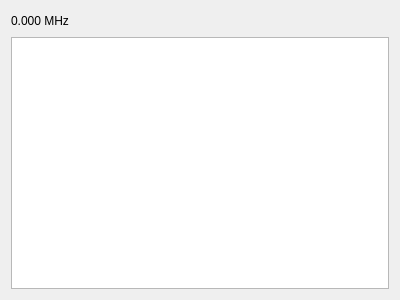
7h0ma5/QLog, file ui/WsjtxWidget.ui: the form before one commit.
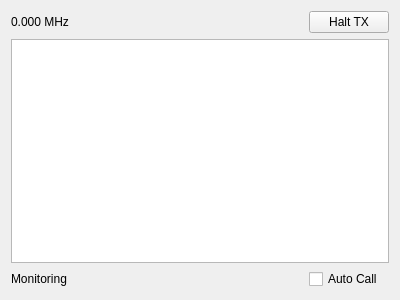
The form after the commit.

```diff
--- a/ui/WsjtxWidget.ui
+++ b/ui/WsjtxWidget.ui
@@ -14,34 +14,7 @@
    <string>Form</string>
   </property>
   <layout class="QGridLayout" name="gridLayout">
-   <item row="0" column="1">
-    <widget class="QLabel" name="modeLabel">
-     <property name="text">
-      <string/>
-     </property>
-    </widget>
-   </item>
-   <item row="0" column="2">
-    <spacer name="horizontalSpacer">
-     <property name="orientation">
-      <enum>Qt::Horizontal</enum>
-     </property>
-     <property name="sizeHint" stdset="0">
-      <size>
-       <width>40</width>
-       <height>20</height>
-      </size>
-     </property>
-    </spacer>
-   </item>
-   <item row="0" column="0">
-    <widget class="QLabel" name="freqLabel">
-     <property name="text">
-      <string>0.000 MHz</string>
-     </property>
-    </widget>
-   </item>
-   <item row="1" column="0" colspan="3">
+   <item row="1" column="0" colspan="5">
     <widget class="QTableView" name="tableView">
      <property name="sizeAdjustPolicy">
       <enum>QAbstractScrollArea::AdjustToContents</enum>
@@ -60,6 +33,54 @@
      </attribute>
     </widget>
    </item>
+   <item row="0" column="0" colspan="2">
+    <widget class="QLabel" name="freqLabel">
+     <property name="text">
+      <string>0.000 MHz</string>
+     </property>
+    </widget>
+   </item>
+   <item row="0" column="4">
+    <widget class="QPushButton" name="haltTxButton">
+     <property name="text">
+      <string>Halt TX</string>
+     </property>
+    </widget>
+   </item>
+   <item row="0" column="2">
+    <widget class="QLabel" name="modeLabel">
+     <property name="text">
+      <string/>
+     </property>
+    </widget>
+   </item>
+   <item row="0" column="3">
+    <spacer name="horizontalSpacer">
+     <property name="orientation">
+      <enum>Qt::Horizontal</enum>
+     </property>
+     <property name="sizeHint" stdset="0">
+      <size>
+       <width>40</width>
+       <height>20</height>
+      </size>
+     </property>
+    </spacer>
+   </item>
+   <item row="2" column="4">
+    <widget class="QCheckBox" name="autoCallCheckBox">
+     <property name="text">
+      <string>Auto Call</string>
+     </property>
+    </widget>
+   </item>
+   <item row="2" column="0">
+    <widget class="QLabel" name="txStatus">
+     <property name="text">
+      <string>Monitoring</string>
+     </property>
+    </widget>
+   </item>
   </layout>
  </widget>
  <resources/>
```
Left out of the diff: 22 changed lines with no effect on the pictures.
